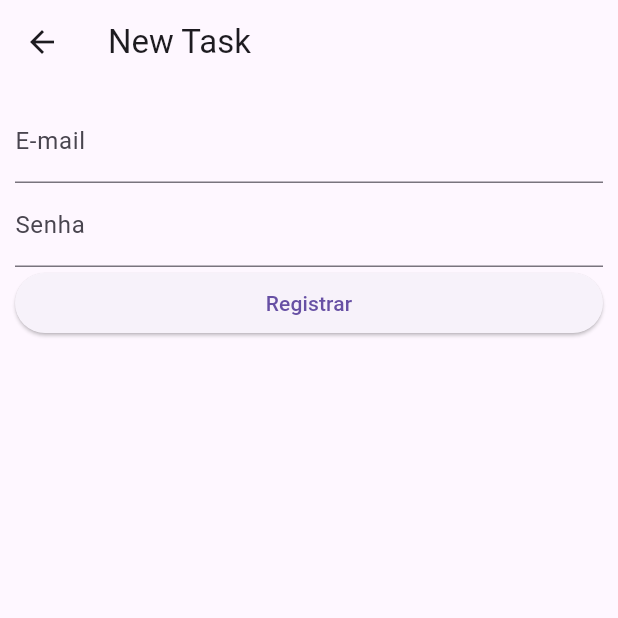
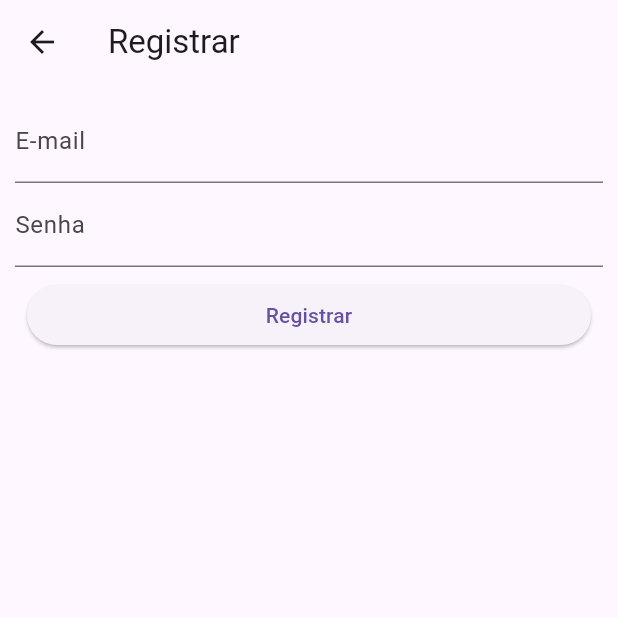
Before and after one commit to IgorBVieira/Task_List_FatecRP, a Flutter app: the UserRegisterPage screen opened by its route, on a phone screen of 412 x 824 dp, the top half of it. Run offline on Flutter 3.47's test engine with Material 3 defaults, Android fonts, the phone set to English and light mode, and no system bars; our stand-ins replace cloud_firestore, firebase_auth, firebase_core; accounts and stored records are empty.

Commit message:
Refact user register function

```diff
--- a/lib/user-register.dart
+++ b/lib/user-register.dart
@@ -6,15 +6,19 @@ import 'package:flutter/material.dart';
 class UserRegisterPage extends StatelessWidget {
   UserRegisterPage({super.key});
   final FirebaseAuth auth = FirebaseAuth.instance;
-  final TextEditingController txtEmail =
-      TextEditingController(); //Controla o que é enviado pro banco
+  final TextEditingController txtEmail = TextEditingController();
   final TextEditingController txtSenha = TextEditingController();
 
   @override
   Widget build(BuildContext context) {
     return Scaffold(
       appBar: AppBar(
-        title: const Text("New Task"),
+        title: const Text("Registrar"),
+        leading: IconButton(
+            icon: const Icon(Icons.arrow_back),
+            onPressed: () {
+              Navigator.pop(context);
+            }),
       ),
       body: Container(
         margin: const EdgeInsets.all(10),
@@ -37,14 +41,31 @@ class UserRegisterPage extends StatelessWidget {
             ),
             SizedBox(
               width: double.infinity,
+              child: Container(
+                margin: const EdgeInsets.all(8.0),
                 child: ElevatedButton(
-                onPressed: () {
-                  auth.createUserWithEmailAndPassword(
+                  onPressed: () async {
+                    try {
+                      await auth.createUserWithEmailAndPassword(
                         email: txtEmail.text,
                         password: txtSenha.text,
                       );
+                      ScaffoldMessenger.of(context).showSnackBar(SnackBar(
+                        content: Text("Registrado com sucesso"),
+                        backgroundColor: Colors.green,
+                      ));
+                    } catch (e) {
+                      String message = e.toString();
+                      print(e);
+                      ScaffoldMessenger.of(context).showSnackBar(SnackBar(
+                        content: Text("Erro ao registrar $message"),
+                        backgroundColor: Colors.red,
+                      ));
+                    }
+                    Navigator.of(context).pushReplacementNamed('/user-login');
                   },
                   child: const Text('Registrar'),
+                ),
               ),
             ),
           ],
```
Lines whose indentation alone changed are shown as unchanged.
